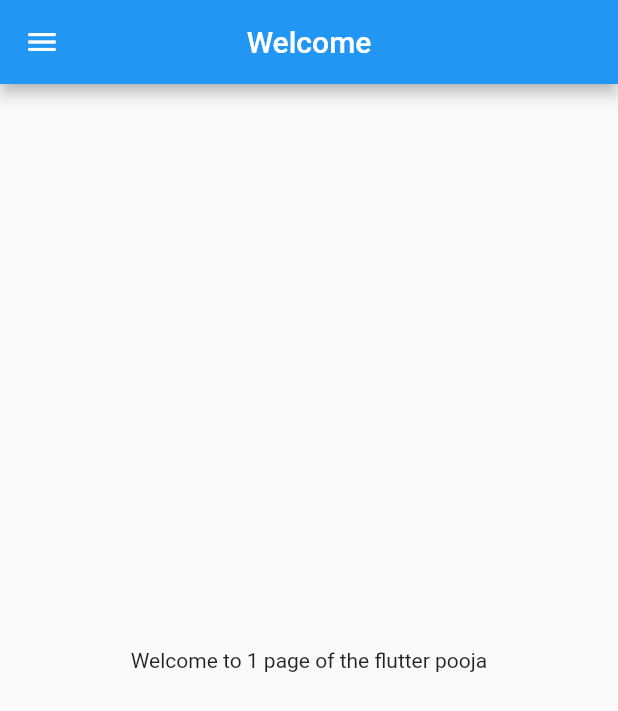
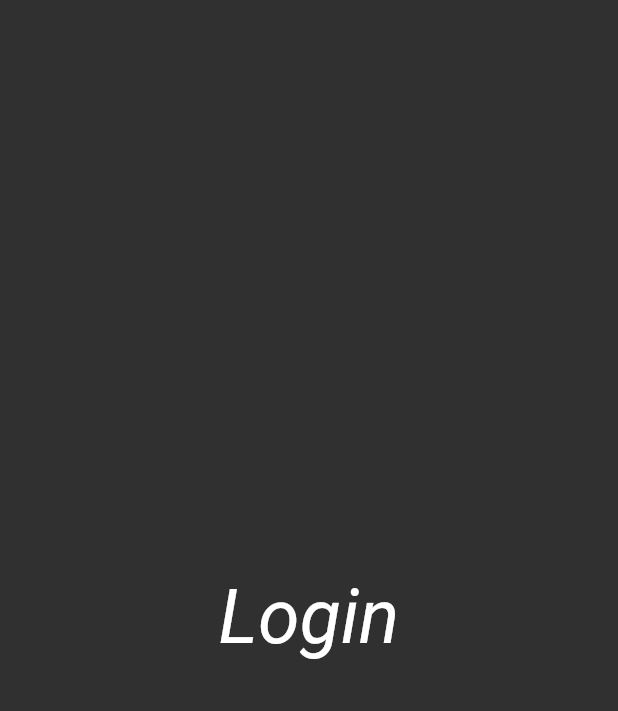
Before and after one commit to poojasalla14/flutter_catalog, a Flutter app: the screen it shows after launch, on a phone screen of 412 x 824 dp. Shown: the top 711 px of the screen. Run offline on Flutter 3.47's test engine with Material 2 defaults, Android fonts, the phone set to English and light mode, and no system bars.

Commit message:
Day 3 completed

```diff
--- a/lib/homepage.dart
+++ /dev/null
@@ -1,23 +0,0 @@
-import 'package:flutter/material.dart';
-
-class Homepage extends StatelessWidget {
-  final int a = 1;
-  String name = 'pooja';
-  @override
-  Widget build(BuildContext context) {
-    return Scaffold(
-      appBar: AppBar(
-        title: Text("Welcome"),
-        centerTitle: true,
-      ),
-      body: Center(
-        child: Container(
-          child: Text("Welcome to $a page of the flutter $name"),
-        ),
-      ),
-      drawer: Drawer(
-        backgroundColor: Colors.purple,
-      ),
-    );
-  }
-}
--- a/lib/main.dart
+++ b/lib/main.dart
@@ -1,15 +1,29 @@
 import 'package:flutter/material.dart';
-import 'package:flutter_catalog/homepage.dart';
+import 'package:flutter_catalog/pages/homepage.dart';
+import 'package:flutter_catalog/pages/login_page.dart';
 
 void main() {
-  runApp(MyApp());
+  runApp(const MyApp());
 }
 
 class MyApp extends StatelessWidget {
+  const MyApp({Key? key}) : super(key: key);
+
   @override
   Widget build(BuildContext context) {
     return MaterialApp(
-      home: Homepage(),
-    );
+        //home: const Homepage(),
+        themeMode: ThemeMode.dark,
+        theme: ThemeData(
+          brightness: Brightness.light,
+        ),
+        darkTheme: ThemeData(
+          brightness: Brightness.dark,
+        ),
+        initialRoute: "/home",
+        routes: {
+          "/": (context) => const Homepage(),
+          "/home": (context) => const Loginpage(),
+        });
   }
 }
--- /dev/null
+++ b/lib/pages/homepage.dart
@@ -0,0 +1,21 @@
+import 'package:flutter/material.dart';
+
+class Homepage extends StatelessWidget {
+  const Homepage({Key? key}) : super(key: key);
+
+  final int a = 5;
+  final String name = 'pooja';
+  @override
+  Widget build(BuildContext context) {
+    return Scaffold(
+      appBar: AppBar(
+        title: const Text('Catalog'),
+        centerTitle: true,
+      ),
+      body:  Material(
+        child: Center(child: Text("Welcome $a $name")),
+      ),
+      drawer: const Drawer(backgroundColor: Colors.purple),
+    );
+  }
+}
--- /dev/null
+++ b/lib/pages/login_page.dart
@@ -0,0 +1,18 @@
+import 'package:flutter/material.dart';
+
+class Loginpage extends StatelessWidget {
+  const Loginpage({Key? key}) : super(key: key);
+
+  @override
+  Widget build(BuildContext context) {
+    return const Material(
+      child: Center(
+        child: Text("Login",style: TextStyle(
+         fontStyle: FontStyle.italic,
+         fontSize: 50,
+        )
+        )
+        )
+   );
+  }
+}
```
